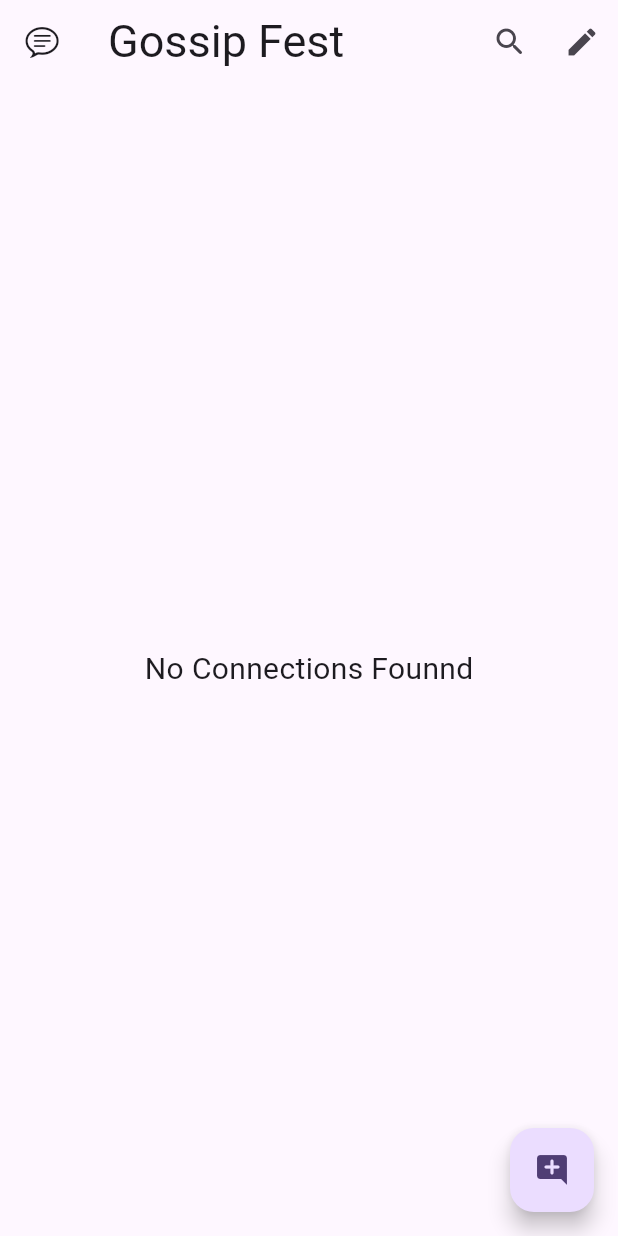
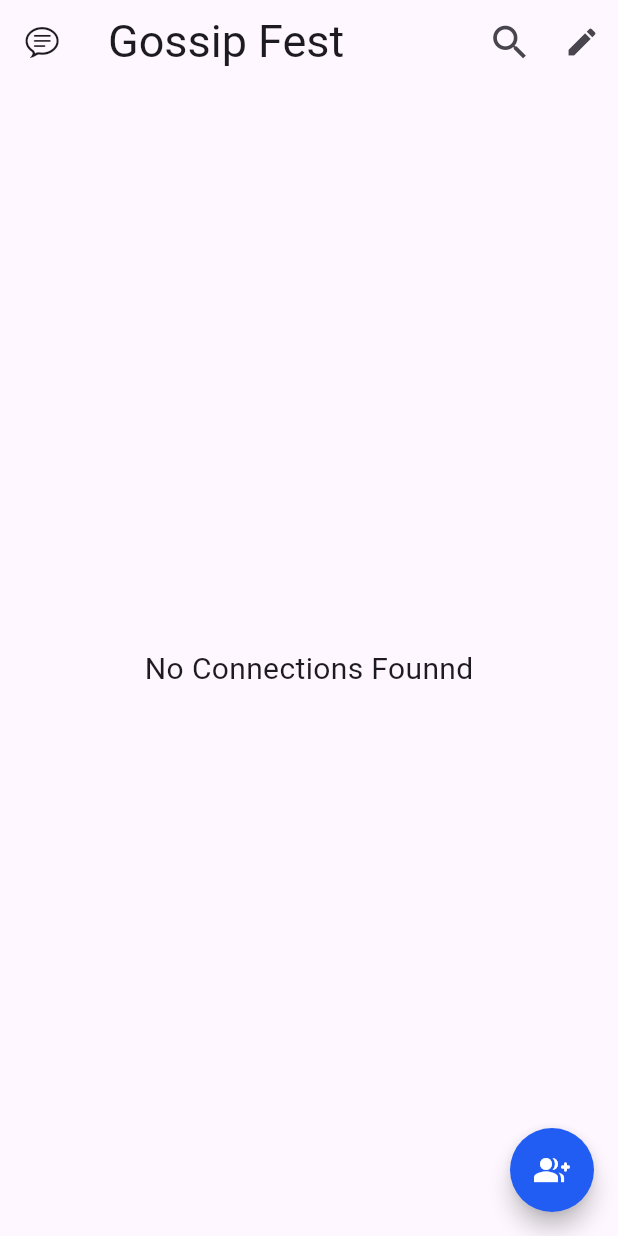
Before and after one commit to sumin9867/ChatApp, a Flutter app: the HomeScreen screen opened directly, on a phone screen of 412 x 824 dp. Run offline on Flutter 3.47's test engine with Material 2 defaults, Android fonts, the phone set to English and light mode, and no system bars; our stand-ins replace cached_network_image, cloud_firestore, firebase_auth, firebase_core, firebase_messaging, firebase_storage and 3 more; accounts and stored records are empty; network calls fail.

Commit message:
update UI

```diff
--- a/lib/Screen/HomeScreen.dart
+++ b/lib/Screen/HomeScreen.dart
@@ -1,5 +1,8 @@
+import 'dart:math';
+
 import 'package:chat/Api/apis.dart';
 import 'package:chat/Screen/ProfileScreen.dart';
+import 'package:chat/Screen/tst.dart';
 import 'package:chat/Widgets/UserCard.dart';
 import 'package:chat/helper/dailogs.dart';
 import 'package:chat/main.dart';
@@ -94,7 +97,8 @@ class _HomeScreenState extends State<HomeScreen> {
                     icon: Icon(
                       _isSearching
                           ? CupertinoIcons.clear_circled_solid
-                          : Icons.search_rounded,
+                          : Icons.search_outlined,
+                      size: 30,
                     )),
                 IconButton(
                     onPressed: () {
@@ -110,18 +114,19 @@ class _HomeScreenState extends State<HomeScreen> {
                     ))
               ],
             ),
-
-            // try
-
-            // here
-
             floatingActionButton: FloatingActionButton(
+              autofocus: true,
+              shape: RoundedRectangleBorder(
+                  borderRadius: BorderRadius.circular(50)),
+              backgroundColor: const Color.fromARGB(255, 33, 93, 243),
               onPressed: () async {
                 _addChatUserDialog();
               },
-              child: const Icon(Icons.add_comment_rounded),
+              child: const Icon(
+                Icons.group_add_rounded,
+                color: Colors.white,
+              ),
             ),
-
             body: Padding(
               padding: const EdgeInsets.only(top: 12),
               child: StreamBuilder(
--- a/lib/Screen/ProfileScreen.dart
+++ b/lib/Screen/ProfileScreen.dart
@@ -33,7 +33,7 @@ class _ProfileScreenState extends State<ProfileScreen> {
         appBar: AppBar(
           centerTitle: true,
           title: const Text(
-            "We Chat",
+            "Me",
           ),
         ),
         floatingActionButton: Padding(
@@ -64,7 +64,7 @@ class _ProfileScreenState extends State<ProfileScreen> {
                 });
               },
               icon: const Icon(Icons.logout),
-              label: const Text('Logout')),
+              label: const Text('Sign Out')),
         ),
         body: Form(
           key: _formKey,
```
Also changed, not shown: lib/Screen/chat_screen.dart (+23 -22 lines), lib/Screen/tst.dart (added, +12 -0 lines), lib/Widgets/UserCard.dart (+19 -10 lines), lib/Widgets/messagecard.dart (+5 -5 lines).
